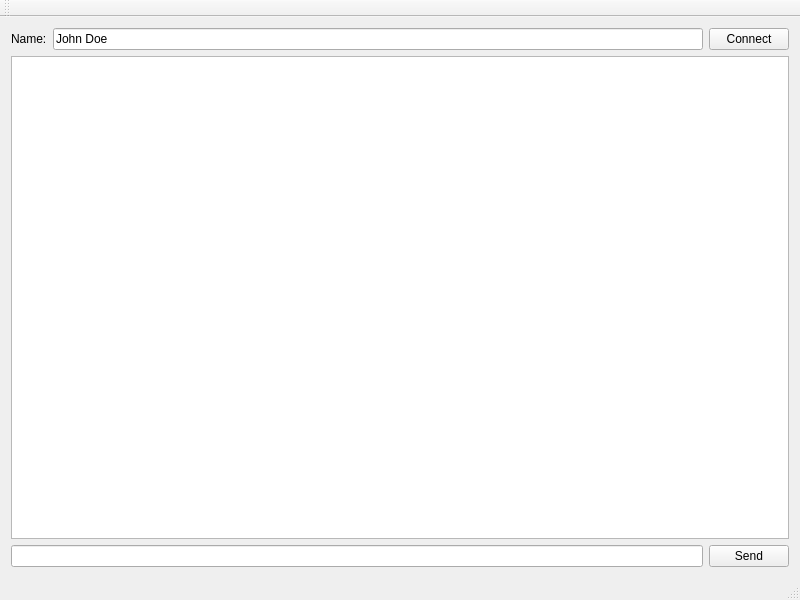
The window that handson/ch10_client/mainwindow.ui (saibi/qt) describes before a commit, drawn with Qt 5.
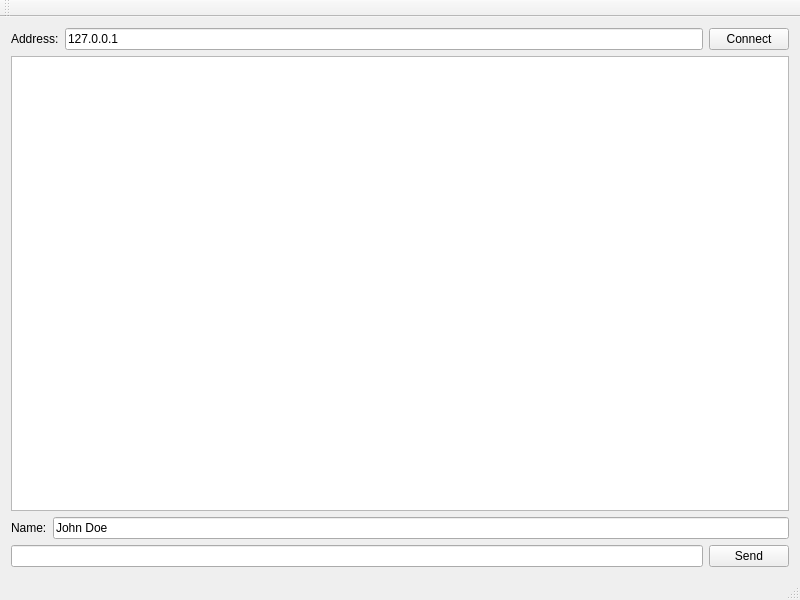
The same window after the commit.

Commit message: ch10 chat ui network

What changed in the file:
```diff
--- a/handson/ch10_client/mainwindow.ui
+++ b/handson/ch10_client/mainwindow.ui
@@ -15,6 +15,37 @@
   </property>
   <widget class="QWidget" name="centralWidget">
    <layout class="QVBoxLayout" name="verticalLayout">
+    <item>
+     <layout class="QHBoxLayout" name="horizontalLayout_3">
+      <property name="topMargin">
+       <number>0</number>
+      </property>
+      <item>
+       <widget class="QLabel" name="label_2">
+        <property name="text">
+         <string>Address:</string>
+        </property>
+       </widget>
+      </item>
+      <item>
+       <widget class="QLineEdit" name="lineEdit_address">
+        <property name="text">
+         <string>127.0.0.1</string>
+        </property>
+       </widget>
+      </item>
+      <item>
+       <widget class="QPushButton" name="pushButton_connect">
+        <property name="text">
+         <string>Connect</string>
+        </property>
+       </widget>
+      </item>
+     </layout>
+    </item>
+    <item>
+     <widget class="QTextBrowser" name="chatDisplay"/>
+    </item>
     <item>
      <layout class="QHBoxLayout" name="horizontalLayout_2">
       <property name="topMargin">
@@ -34,18 +65,8 @@
         </property>
        </widget>
       </item>
-      <item>
-       <widget class="QPushButton" name="pushButton_connect">
-        <property name="text">
-         <string>Connect</string>
-        </property>
-       </widget>
-      </item>
      </layout>
     </item>
-    <item>
-     <widget class="QTextBrowser" name="textBrowser"/>
-    </item>
     <item>
      <layout class="QHBoxLayout" name="horizontalLayout">
       <property name="topMargin">
```
The commit also changes 3 other files.
